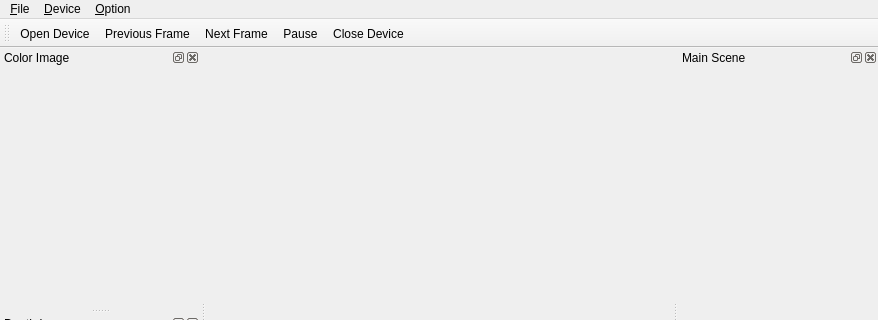
The window that src/ui/MainWindow.ui (oneminute/RecFLS) describes before a commit, drawn with Qt 5; both pictures show x 0 to 878 and y 0 to 320 of the 878 by 641 pixel window.
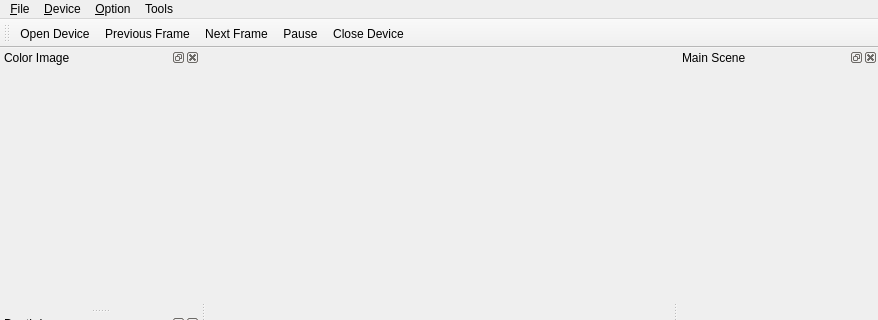
The same window after the commit. Custom widgets are drawn as their Qt base class.

What changed in the file:
```diff
--- a/src/ui/MainWindow.ui
+++ b/src/ui/MainWindow.ui
@@ -20,7 +20,7 @@
      <x>0</x>
      <y>0</y>
      <width>878</width>
-     <height>22</height>
+     <height>23</height>
     </rect>
    </property>
    <widget class="QMenu" name="menu_File">
@@ -38,9 +38,16 @@
      <string>&amp;Option</string>
     </property>
    </widget>
+   <widget class="QMenu" name="menuTools">
+    <property name="title">
+     <string>Tools</string>
+    </property>
+    <addaction name="actionLine_Extractor"/>
+   </widget>
    <addaction name="menu_File"/>
    <addaction name="menu_Device"/>
    <addaction name="menu_Option"/>
+   <addaction name="menuTools"/>
   </widget>
   <widget class="QToolBar" name="mainToolBar">
    <attribute name="toolBarArea">
```
Left out of the diff: 5 changed lines with no effect on the pictures.
